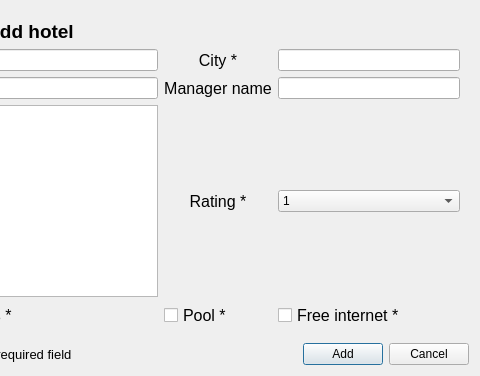
This is Front/add_dialog_form.ui in veeyslaw/hotelDB as Qt 5 draws it before an edit; both pictures show x 249 to 729 and y 0 to 376 of the 729 by 376 pixel window. The edited form follows.
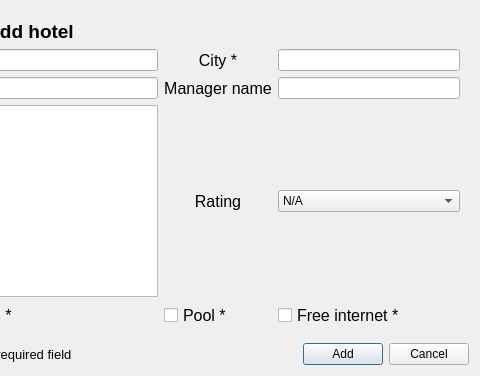
This is the edited form. The open tabs and pages were chosen to show the change.

Commit message: add_dialog executes correctly

```diff
--- a/Front/add_dialog_form.ui
+++ b/Front/add_dialog_form.ui
@@ -112,6 +112,11 @@
        </item>
        <item row="3" column="4">
         <widget class="QComboBox" name="rating_combo_box">
+         <item>
+          <property name="text">
+           <string>N/A</string>
+          </property>
+         </item>
          <item>
           <property name="text">
            <string>1</string>
@@ -223,7 +228,7 @@
           </font>
          </property>
          <property name="text">
-          <string>Rating *</string>
+          <string>Rating</string>
          </property>
          <property name="alignment">
           <set>Qt::AlignCenter</set>
```
Left out of the diff: 2 changed lines with no effect on the pictures. The commit also changes 2 other files.
